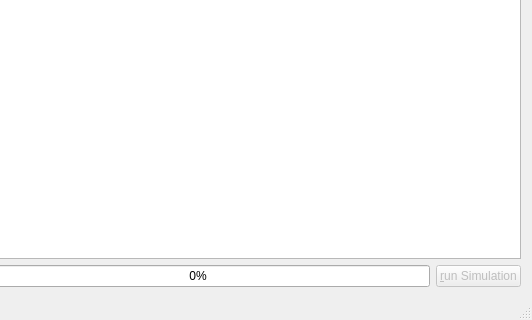
Qt form src/gui/mainwindow.ui (gregorburger/CityDrain3) before a commit; both pictures show x 329 to 861 and y 190 to 510 of the 861 by 510 pixel window.
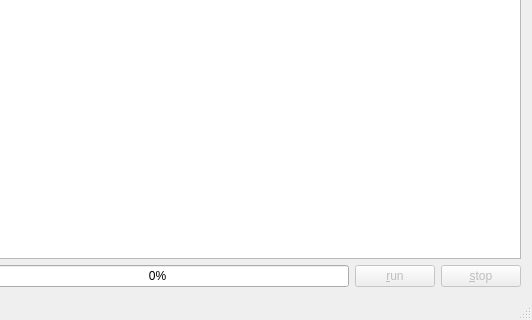
The same form after that commit. Icons and pictures are not drawn.

Commit message: fix: Stop Button to interrupt long running simulations

Patch:
```diff
--- a/src/gui/mainwindow.ui
+++ b/src/gui/mainwindow.ui
@@ -37,7 +37,7 @@
          <bool>false</bool>
         </property>
         <property name="text">
-         <string>&amp;run Simulation</string>
+         <string>&amp;run</string>
         </property>
         <property name="icon">
          <iconset>
@@ -45,6 +45,20 @@
         </property>
        </widget>
       </item>
+      <item>
+       <widget class="QPushButton" name="stopButton">
+        <property name="enabled">
+         <bool>false</bool>
+        </property>
+        <property name="text">
+         <string>&amp;stop</string>
+        </property>
+        <property name="icon">
+         <iconset>
+          <normaloff>:/icons/process-stop.png</normaloff>:/icons/process-stop.png</iconset>
+        </property>
+       </widget>
+      </item>
      </layout>
     </item>
    </layout>
```
Left out of the diff: 24 changed lines with no effect on the pictures. The commit also changes 5 other files.
